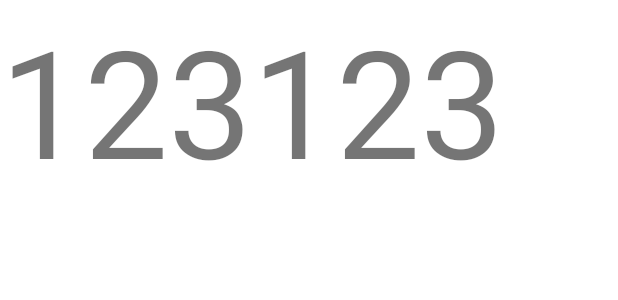
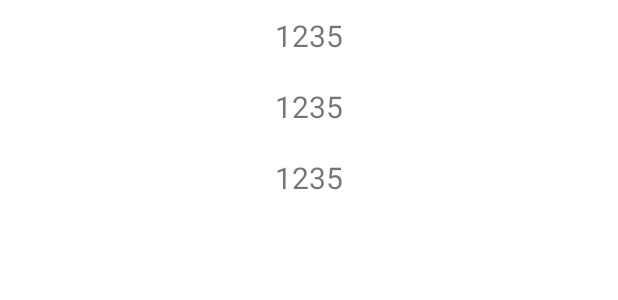
Before and after one commit to VyachAndreev/HSE, an Android app: the layout fragment_lessons.xml on its own in the app's theme, with its tools: preview values and no code run, on a phone screen of 412 x 824 dp. Shown: the top 300 px of the screen. Run offline under Robolectric (Android 15) with nearby library versions, the phone set to English and light mode, and no system bars.

```diff
--- a/core/src/main/java/com/andreev/core/api_interfaces/API.kt
+++ b/core/src/main/java/com/andreev/core/api_interfaces/API.kt
@@ -1,15 +1,16 @@
 package com.andreev.core.api_interfaces
 
 import com.andreev.data.models.Lesson
-import retrofit2.Call
 import retrofit2.http.GET
 import retrofit2.http.Query
 
 interface API {
+    @Throws(retrofit2.HttpException::class)
     @GET(lessonsUrl)
     suspend fun getLessons(
-        @Query("email") email: String = "vsandreev@edu.hse.ru",
+        @Query("email") email: String = "vsreev@edu.hse.ru",
         @Query("start") startDate: String? = "2021-09-10",
+        @Query("end") endDate: String? = "2021-09-10"
     ) : Array<Lesson>
 
     private companion object {
--- a/data/src/main/java/com/andreev/data/models/Lesson.kt
+++ b/data/src/main/java/com/andreev/data/models/Lesson.kt
@@ -84,6 +84,12 @@ data class Lesson(
         result = 31 * result + (hash?.hashCode() ?: 0)
         return result
     }
+
+    override fun toString(): String {
+        return "Lesson(id=$id, building=$building, type=$type, lecturer=$lecturer, lecturer_id=$lecturer_id, stream=$stream, auditorium=$auditorium, auditorium_id=$auditorium_id, date_start=$date_start, date_end=$date_end, created_at=$created_at, updated_at=$updated_at, importance_level=$importance_level, building_id=$building_id, city=$city, discipline=$discipline, discipline_link=$discipline_link, duration=${duration?.contentToString()}, note=$note, stream_links=${stream_links?.contentToString()}, hash=$hash)"
+    }
+
+
 }
 
 data class Property(
--- a/flow_lessons/src/main/res/layout/fragment_lessons.xml
+++ b/flow_lessons/src/main/res/layout/fragment_lessons.xml
@@ -1,16 +1,19 @@
 <?xml version="1.0" encoding="utf-8"?>
-<layout xmlns:android="http://schemas.android.com/apk/res/android">
+<layout xmlns:android="http://schemas.android.com/apk/res/android"
+    xmlns:tools="http://schemas.android.com/tools">
 
     <LinearLayout
         android:layout_width="match_parent"
         android:layout_height="match_parent"
         android:orientation="vertical">
 
-        <TextView
+        <androidx.recyclerview.widget.RecyclerView
+            android:id="@+id/recycler"
             android:layout_width="match_parent"
             android:layout_height="match_parent"
-            android:text="123123"
-            android:textSize="100sp" />
+            tools:listitem="@layout/item_lesson"
+            tools:itemCount="3"
+            />
 
     </LinearLayout>
 </layout>
--- /dev/null
+++ b/flow_lessons/src/main/res/layout/item_lesson.xml
@@ -0,0 +1,15 @@
+<?xml version="1.0" encoding="utf-8"?>
+<RelativeLayout xmlns:android="http://schemas.android.com/apk/res/android"
+    xmlns:tools="http://schemas.android.com/tools"
+    android:layout_width="match_parent"
+    android:layout_height="wrap_content">
+
+    <TextView
+        android:id="@+id/title_tv"
+        android:layout_width="wrap_content"
+        android:layout_height="wrap_content"
+        android:layout_centerHorizontal="true"
+        android:layout_margin="10dp"
+        android:textSize="20sp"
+        tools:text="1235"/>
+</RelativeLayout>
--- /dev/null
+++ b/flow_lessons/src/main/res/values/strings.xml
@@ -0,0 +1,4 @@
+<?xml version="1.0" encoding="utf-8"?>
+<resources>
+    <string name="nothing_found">Ничего не найдено</string>
+</resources>
```
Also changed, not shown: flow_lessons/src/main/java/com/andreev/lessons_flow/ui/_adapters/LessonAdapter.kt (added, +33 -0 lines), flow_lessons/src/main/java/com/andreev/lessons_flow/ui/lessons/LessonsFragment.kt (+27 -0 lines), flow_lessons/src/main/java/com/andreev/lessons_flow/ui/lessons/LessonsViewModel.kt (+4 -9 lines).
